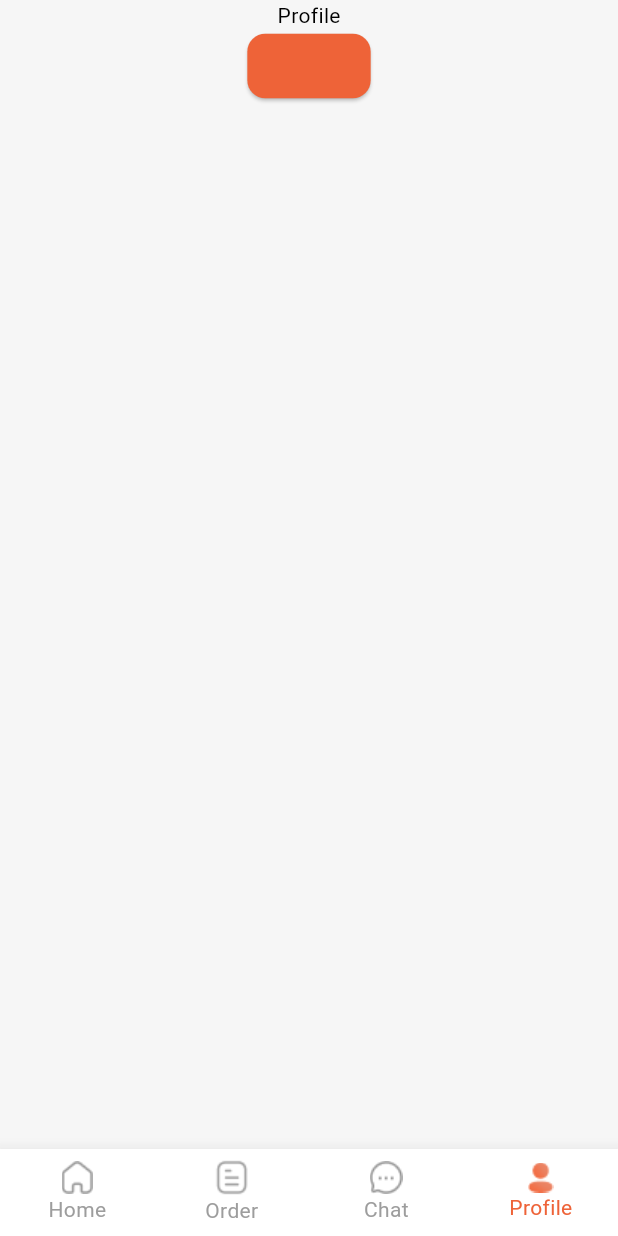
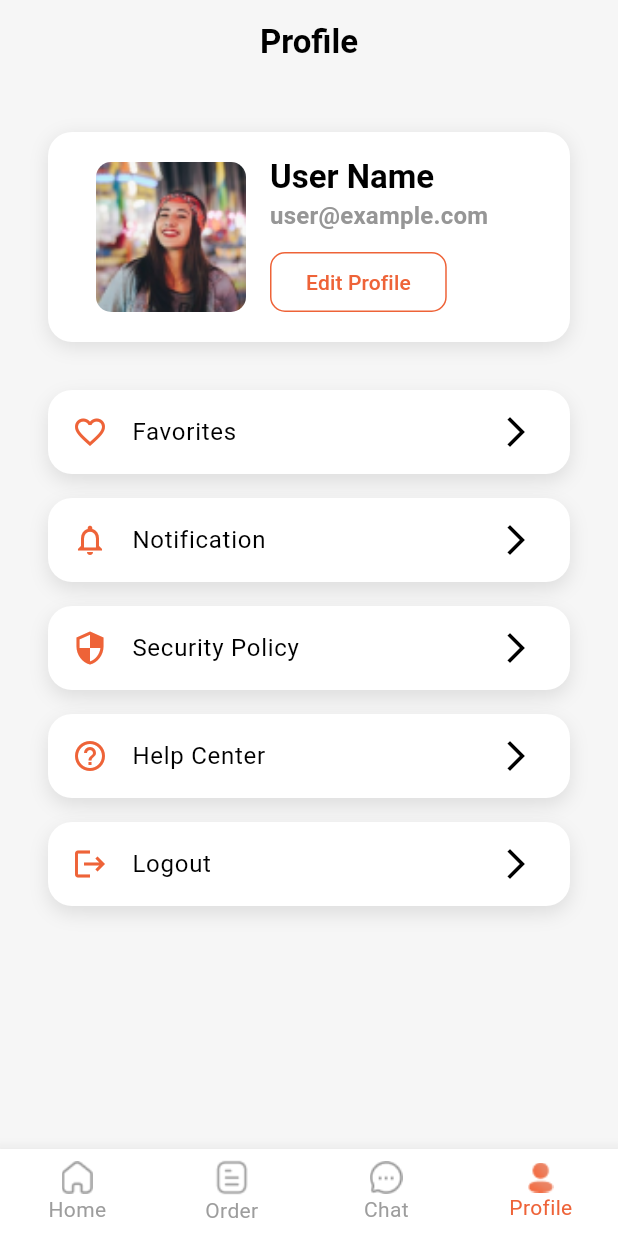
Before and after one commit to aryapras22/UpStyleApp, a Flutter app: the screen it shows once a user with an empty profile is signed in, item 4 of the bottom bar chosen, on a phone screen of 412 x 824 dp. Run offline on Flutter 3.47's test engine with Material 3 defaults, Android fonts, the phone set to English and light mode, and no system bars; our stand-ins replace cloud_firestore, dotted_border, firebase_auth, firebase_core, firebase_storage, flutter_riverpod and 2 more; missing offline and left inert: firebase_app_check; accounts and stored records are empty; Roboto replaces fonts that are missing (ProductSansMedium).

Commit message:
edit profile cuy

```diff
--- a/lib/main.dart
+++ b/lib/main.dart
@@ -3,6 +3,7 @@
 import 'package:firebase_app_check/firebase_app_check.dart';
 import 'package:flutter/material.dart';
 import 'package:firebase_core/firebase_core.dart';
+import 'package:flutter_riverpod/flutter_riverpod.dart';
 import 'package:upstyleapp/screen/auth_screen.dart';
 import 'package:upstyleapp/theme/theme.dart';
 import 'firebase_options.dart';
@@ -15,7 +16,7 @@ Future<void> main() async {
   await FirebaseAppCheck.instance.activate(
     androidProvider: AndroidProvider.debug,
   );
-  runApp(const App());
+  runApp(ProviderScope(child: const App()));
 }
 
 class App extends StatelessWidget {
--- a/lib/screen/designer_login_screen.dart
+++ b/lib/screen/auth/designer_login_screen.dart
@@ -1,5 +1,5 @@
 import 'package:flutter/material.dart';
-import 'package:upstyleapp/screen/register_screen.dart';
+import 'package:upstyleapp/screen/auth/customer_register_screen.dart';
 
 class DesignerLoginScreen extends StatelessWidget {
   const DesignerLoginScreen({super.key});
--- /dev/null
+++ b/lib/screen/auth/profile_screen.dart
@@ -0,0 +1,131 @@
+import 'package:flutter/material.dart';
+import 'package:upstyleapp/screen/auth/edit_profile_screen.dart';
+import 'package:upstyleapp/services/auth_services.dart';
+import 'package:flutter_riverpod/flutter_riverpod.dart';
+import 'package:upstyleapp/widgets/profile_option.dart';
+
+class ProfileScreen extends ConsumerStatefulWidget {
+  const ProfileScreen({Key? key}) : super(key: key);
+
+  @override
+  _ProfileScreenState createState() => _ProfileScreenState();
+}
+
+class _ProfileScreenState extends ConsumerState<ProfileScreen> {
+  @override
+  Widget build(BuildContext context) {
+    final authServices = ref.read(authServicesProvider.notifier);
+    final user = ref.watch(authServicesProvider);
+
+    return Scaffold(
+      appBar: AppBar(
+        title: const Text('Profile'),
+        centerTitle: true,
+      ),
+      body: Container(
+        decoration: BoxDecoration(
+          color: Theme.of(context).colorScheme.surface,
+        ),
+        padding: const EdgeInsets.all(16),
+        child: Column(
+          children: [
+            Container(
+              padding: const EdgeInsets.all(16),
+              margin: const EdgeInsets.all(16),
+              decoration: BoxDecoration(
+                  color: Colors.white,
+                  borderRadius: BorderRadius.circular(16),
+                  boxShadow: [
+                    BoxShadow(
+                      color: Colors.black.withOpacity(0.1),
+                      blurRadius: 10,
+                      offset: Offset(0, 3),
+                    ),
+                  ]),
+              child: Row(
+                children: [
+                  Container(
+                    width: 100,
+                    height: 100,
+                    margin: const EdgeInsets.only(left: 16),
+                    decoration: BoxDecoration(
+                      borderRadius: BorderRadius.circular(10),
+                      image: DecorationImage(
+                        image: AssetImage(
+                            'assets/images/photo.png'), // Ganti dengan path gambar profil
+                        fit: BoxFit.cover,
+                      ),
+                    ),
+                  ),
+                  const SizedBox(width: 16),
+                  Column(
+                    crossAxisAlignment: CrossAxisAlignment.start,
+                    children: [
+                      Text(
+                        user?.displayName ?? 'User Name',
+                        style: Theme.of(context).textTheme.titleLarge,
+                      ),
+                      Text(
+                        user?.email ?? 'user@example.com',
+                        style: Theme.of(context).textTheme.titleMedium,
+                      ),
+                      const SizedBox(height: 8),
+                      OutlinedButton(
+                        style: OutlinedButton.styleFrom(
+                          side: BorderSide(
+                            color: Theme.of(context).colorScheme.primary,
+                          ),
+                          shape: RoundedRectangleBorder(
+                            borderRadius: BorderRadius.circular(
+                                10), // Mengatur sudut tumpul
+                          ),
+                        ),
+                        onPressed: () {
+                          //mengarahkan ke halaman edit profile
+                          Navigator.of(context).push(
+                            MaterialPageRoute(
+                              builder: (context) => EditProfileScreen(),
+                            ),
+                          );
+                        },
+                        child: const Text('Edit Profile'),
+                      ),
+                    ],
+                  ),
+                ],
+              ),
+            ),
+            const SizedBox(height: 8),
+            ProfileOption(
+              icon: Icons.favorite_border,
+              text: 'Favorites',
+              onTap: () {},
+            ),
+            ProfileOption(
+              icon: Icons.notifications_outlined,
+              text: 'Notification',
+              onTap: () {},
+            ),
+            ProfileOption(
+              icon: Icons.security,
+              text: 'Security Policy',
+              onTap: () {},
+            ),
+            ProfileOption(
+              icon: Icons.help_outline,
+              text: 'Help Center',
+              onTap: () {},
+            ),
+            ProfileOption(
+              icon: Icons.logout,
+              text: 'Logout',
+              onTap: () {
+                authServices.logout();
+              },
+            ),
+          ],
+        ),
+      ),
+    );
+  }
+}
--- a/lib/screen/dashboard_screen.dart
+++ b/lib/screen/dashboard_screen.dart
@@ -1,7 +1,7 @@
 // ignore_for_file: use_build_context_synchronously, prefer_const_constructors
 import 'package:flutter/material.dart';
 import 'package:upstyleapp/screen/home/home.dart';
-import 'package:upstyleapp/screen/profile.dart';
+import 'package:upstyleapp/screen/auth/profile_screen.dart';
 import 'package:upstyleapp/services/auth_services.dart';
 
 class DashboardScreen extends StatefulWidget {
@@ -17,7 +17,7 @@ class _DashboardScreenState extends State<DashboardScreen> {
     Home(),
     Text('Order'),
     Text('Chat'),
-    Profile(),
+    ProfileScreen(),
   ];
 
   void _onItemTapped(int index) {
@@ -33,7 +33,6 @@ class _DashboardScreenState extends State<DashboardScreen> {
     return Scaffold(
       body: Center(child: _widgetOptions.elementAt(_selectedIndex)),
       bottomNavigationBar: BottomNavigationBar(
-
         items: [
           BottomNavigationBarItem(
             icon: Image.asset('assets/icons/home.png'),
--- a/lib/screen/login_screen.dart
+++ b/lib/screen/login_screen.dart
@@ -1,7 +1,6 @@
-
 import 'package:flutter/material.dart';
-import 'package:upstyleapp/screen/customer_login_screen.dart';
-import 'package:upstyleapp/screen/designer_login_screen.dart';
+import 'package:upstyleapp/screen/auth/customer_login_screen.dart';
+import 'package:upstyleapp/screen/auth/designer_login_screen.dart';
 
 class LoginScreen extends StatefulWidget {
   const LoginScreen({Key? key}) : super(key: key);
--- a/lib/screen/profile.dart
+++ /dev/null
@@ -1,29 +0,0 @@
-import 'package:flutter/cupertino.dart';
-import 'package:flutter/material.dart';
-import 'package:upstyleapp/services/auth_services.dart';
-
-class Profile extends StatelessWidget {
-  Profile({super.key});
-
-  AuthServices _authServices = AuthServices();
-
-  @override
-  Widget build(BuildContext context) {
-    return Scaffold(
-      body: Center(
-        child: Column(
-          children: [
-            Text('Profile'),
-            // logout button
-            ElevatedButton(
-              onPressed: () {
-                _authServices.logout();
-              },
-              child: const Text('Logout'),
-            ),
-          ],
-        ),
-      ),
-    );
-  }
-}
--- a/lib/screen/welcome_screen.dart
+++ b/lib/screen/welcome_screen.dart
@@ -1,6 +1,6 @@
 import 'package:flutter/material.dart';
 import 'package:upstyleapp/screen/login_screen.dart';
-import 'package:upstyleapp/screen/register_screen.dart';
+import 'package:upstyleapp/screen/auth/customer_register_screen.dart';
 
 class WelcomeScreen extends StatelessWidget {
   const WelcomeScreen({super.key});
--- a/lib/services/auth_services.dart
+++ b/lib/services/auth_services.dart
@@ -1,7 +1,9 @@
 import 'package:cloud_firestore/cloud_firestore.dart';
 import 'package:firebase_auth/firebase_auth.dart';
+import 'package:flutter_riverpod/flutter_riverpod.dart';
 
-class AuthServices {
+class AuthServices extends StateNotifier<User?> {
+  AuthServices() : super(null);
   final FirebaseAuth _firebaseAuth = FirebaseAuth.instance;
   final FirebaseFirestore _firestore = FirebaseFirestore.instance;
 
@@ -10,6 +12,10 @@ class AuthServices {
     required String email,
     required String password,
     required String name,
+    required String role,
+    String? phone,
+    String? address,
+    String? imageUrl,
   }) async {
     try {
       UserCredential userCredential =
@@ -19,12 +25,21 @@ class AuthServices {
       );
       User? user = userCredential.user;
 
-      // Save additional data to Firestore
-      await _firestore.collection('users').doc(user!.uid).set({
-        'uid': user.uid,
-        'email': email,
-        'name': name,
-      });
+      if (user != null) {
+        // Save additional data to Firestore
+        await _firestore.collection('users').doc(user.uid).set({
+          'email': email,
+          'name': name,
+          'role': role,
+          'phone': phone ?? '',
+          'address': address ?? '',
+          'imageUrl': imageUrl ?? 'assets',
+        });
+        _firebaseAuth.currentUser?.updateDisplayName(name);
+        _firebaseAuth.currentUser?.updatePhotoURL(imageUrl);
+
+        state = user; // Update state
+      }
 
       return user;
     } on FirebaseAuthException catch (e) {
@@ -47,6 +62,7 @@ class AuthServices {
         email: email,
         password: password,
       );
+      state = userCredential.user; // Update state
       return userCredential.user;
     } on FirebaseAuthException catch (e) {
       print('Error logging in user: ${e.message}');
@@ -61,6 +77,7 @@ class AuthServices {
   Future<void> logout() async {
     try {
       await _firebaseAuth.signOut();
+      state = null; // Update state
     } catch (e) {
       print('Error logging out: $e');
       rethrow;
@@ -69,6 +86,31 @@ class AuthServices {
 
   // Get current user
   User? getCurrentUser() {
-    return _firebaseAuth.currentUser;
+    return state;
+  }
+
+  // Update profile
+  Future<void> updateProfile({
+    required String uid,
+    required String name,
+    required String phone,
+    required String address,
+    String? imageUrl,
+  }) async {
+    try {
+      await _firestore.collection('users').doc(uid).update({
+        'name': name,
+        'phone': phone,
+        'address': address,
+        if (imageUrl != null) 'imageUrl': imageUrl,
+      });
+    } catch (e) {
+      print('Error updating profile: $e');
+      rethrow;
+    }
   }
 }
+
+final authServicesProvider = StateNotifierProvider<AuthServices, User?>((ref) {
+  return AuthServices();
+});
--- a/lib/services/chat_service.dart
+++ b/lib/services/chat_service.dart
@@ -3,9 +3,9 @@ import 'package:firebase_auth/firebase_auth.dart';
 import 'package:firebase_storage/firebase_storage.dart';
 
 class ChatService {
-  FirebaseFirestore _firestore = FirebaseFirestore.instance;
-  FirebaseAuth _auth = FirebaseAuth.instance;
-  FirebaseStorage _storage = FirebaseStorage.instance;
+  final FirebaseFirestore _firestore = FirebaseFirestore.instance;
+  final FirebaseAuth _auth = FirebaseAuth.instance;
+  final FirebaseStorage _storage = FirebaseStorage.instance;
 
   // get chat room id
   String getChatRoomId(String uidUser, String uidDesigner) {
--- /dev/null
+++ b/lib/widgets/profile_option.dart
@@ -0,0 +1,38 @@
+import 'package:flutter/material.dart';
+
+class ProfileOption extends StatelessWidget {
+  final IconData icon;
+  final String text;
+  final VoidCallback onTap;
+
+  const ProfileOption({
+    super.key,
+    required this.icon,
+    required this.text,
+    required this.onTap,
+  });
+
+  @override
+  Widget build(BuildContext context) {
+    return Container(
+      margin: const EdgeInsets.symmetric(vertical: 8, horizontal: 16),
+      decoration: BoxDecoration(
+        color: Colors.white,
+        borderRadius: BorderRadius.circular(16),
+        boxShadow: [
+          BoxShadow(
+            color: Colors.black.withOpacity(0.1),
+            blurRadius: 10,
+            offset: const Offset(0, 5),
+          ),
+        ],
+      ),
+      child: ListTile(
+        leading: Icon(icon, color: Theme.of(context).colorScheme.primary),
+        title: Text(text),
+        trailing: const Icon(Icons.arrow_forward_ios),
+        onTap: onTap,
+      ),
+    );
+  }
+}
--- a/pubspec.yaml
+++ b/pubspec.yaml
@@ -43,6 +43,7 @@ dependencies:
   uuid: ^4.4.0
   firebase_app_check: ^0.2.2+7
   pull_to_refresh_flutter3: ^2.0.2
+  flutter_riverpod:
 
 dev_dependencies:
   flutter_test:
```
Also changed, not shown: lib/screen/auth/customer_login_screen.dart (renamed from lib/screen/customer_login_screen.dart, +15 -7 lines), lib/screen/auth/customer_register_screen.dart (renamed from lib/screen/register_screen.dart, +17 -9 lines), lib/screen/auth/edit_profile_screen.dart (added, +189 -0 lines), lib/widgets/image_picker.dart (added, +82 -0 lines), lib/widgets/input_edit_profile.dart (added, +48 -0 lines), assets/images/photo.png (added), lib/screen/auth/designer_register_screen.dart (added), pubspec.lock.
